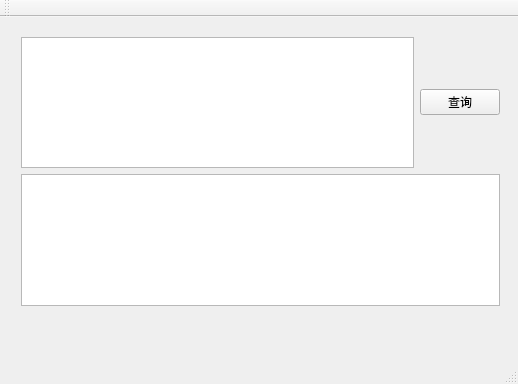
LJLCarrien/pingTool, file mainwindow.ui: the form before one commit.
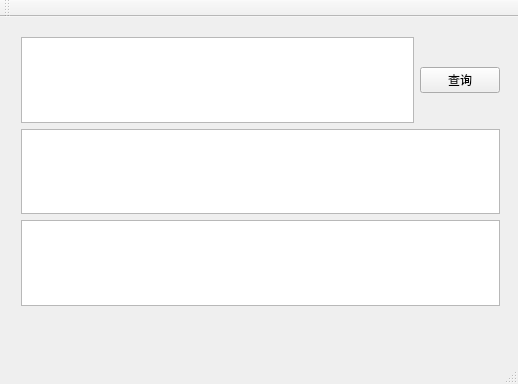
The form after the commit.

Commit message: Update 使用线程，不会卡住UI界面

Diff of the .ui file:
```diff
--- a/mainwindow.ui
+++ b/mainwindow.ui
@@ -41,6 +41,9 @@
      <item>
       <widget class="QPlainTextEdit" name="outputIP"/>
      </item>
+     <item>
+      <widget class="QTextBrowser" name="textBrowser"/>
+     </item>
     </layout>
    </widget>
   </widget>
```
The commit also changes 7 other files.
